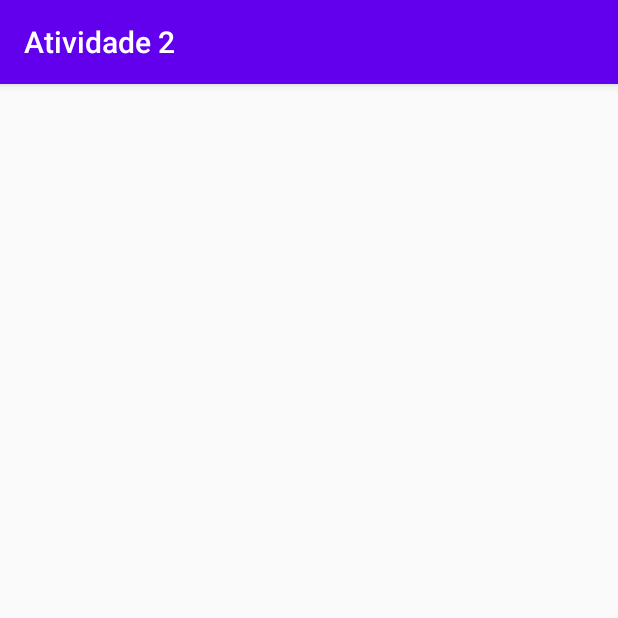
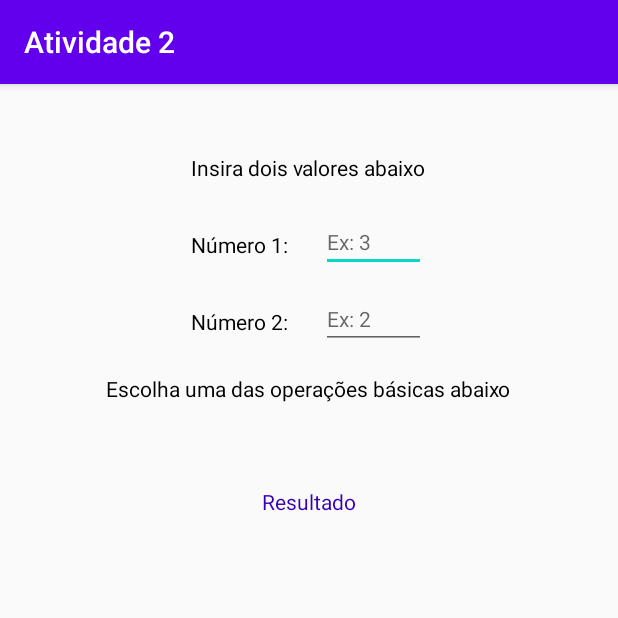
Before and after one commit to LuisGuilhermeCipriani/OperacoesBasicas, an Android app: the screen it shows after launch (MainActivity), on a phone screen of 412 x 824 dp, the top half of it. Run offline under Robolectric (Android 15) with nearby library versions, the phone set to English and light mode, and no system bars.

Commit message:
Adição de campos na tela

```diff
--- a/app/src/main/res/layout/activity_main.xml
+++ b/app/src/main/res/layout/activity_main.xml
@@ -4,4 +4,85 @@
     xmlns:tools="http://schemas.android.com/tools"
     android:layout_width="match_parent"
     android:layout_height="match_parent"
-    tools:context=".MainActivity"/>
+    tools:context=".MainActivity">
+
+    <TextView
+        android:id="@+id/textViewInformacaoValores"
+        android:layout_width="wrap_content"
+        android:layout_height="wrap_content"
+        android:text="Insira dois valores abaixo"
+        android:textColor="@android:color/black"
+        app:layout_constraintBottom_toBottomOf="parent"
+        app:layout_constraintEnd_toEndOf="parent"
+        app:layout_constraintHorizontal_bias="0.498"
+        app:layout_constraintStart_toStartOf="parent"
+        app:layout_constraintTop_toTopOf="parent"
+        app:layout_constraintVertical_bias="0.061" />
+
+    <TextView
+        android:id="@+id/textViewNumero1"
+        android:layout_width="wrap_content"
+        android:layout_height="wrap_content"
+        android:layout_marginTop="32dp"
+        android:text="Número 1:"
+        android:textColor="@android:color/black"
+        app:layout_constraintStart_toStartOf="@+id/textViewInformacaoValores"
+        app:layout_constraintTop_toBottomOf="@+id/textViewInformacaoValores" />
+
+    <EditText
+        android:id="@+id/editTextValor1"
+        android:layout_width="70dp"
+        android:layout_height="36dp"
+        android:layout_marginTop="24dp"
+        android:ems="10"
+        android:hint="Ex: 3"
+        android:inputType="textPersonName"
+        android:textSize="14sp"
+        app:layout_constraintEnd_toEndOf="@+id/textViewInformacaoValores"
+        app:layout_constraintTop_toBottomOf="@+id/textViewInformacaoValores" />
+
+    <TextView
+        android:id="@+id/textViewNumero2"
+        android:layout_width="wrap_content"
+        android:layout_height="wrap_content"
+        android:layout_marginTop="32dp"
+        android:text="Número 2:"
+        android:textColor="@android:color/black"
+        app:layout_constraintStart_toStartOf="@+id/textViewNumero1"
+        app:layout_constraintTop_toBottomOf="@+id/textViewNumero1" />
+
+    <EditText
+        android:id="@+id/editTextTextPersonName2"
+        android:layout_width="70dp"
+        android:layout_height="35dp"
+        android:layout_marginTop="16dp"
+        android:ems="10"
+        android:hint="Ex: 2"
+        android:inputType="textPersonName"
+        android:textSize="14sp"
+        app:layout_constraintEnd_toEndOf="@+id/editTextValor1"
+        app:layout_constraintTop_toBottomOf="@+id/editTextValor1" />
+
+    <TextView
+        android:id="@+id/textViewInformacaoOperacoes"
+        android:layout_width="wrap_content"
+        android:layout_height="wrap_content"
+        android:layout_marginTop="128dp"
+        android:text="Escolha uma das operações básicas abaixo"
+        android:textColor="@android:color/black"
+        app:layout_constraintEnd_toEndOf="parent"
+        app:layout_constraintHorizontal_bias="0.496"
+        app:layout_constraintStart_toStartOf="parent"
+        app:layout_constraintTop_toBottomOf="@+id/textViewInformacaoValores" />
+
+    <TextView
+        android:id="@+id/textViewResultado"
+        android:layout_width="wrap_content"
+        android:layout_height="wrap_content"
+        android:layout_marginTop="56dp"
+        android:text="Resultado"
+        android:textColor="?android:attr/statusBarColor"
+        app:layout_constraintEnd_toEndOf="parent"
+        app:layout_constraintStart_toStartOf="parent"
+        app:layout_constraintTop_toBottomOf="@+id/textViewInformacaoOperacoes" />
+</androidx.constraintlayout.widget.ConstraintLayout>
```
